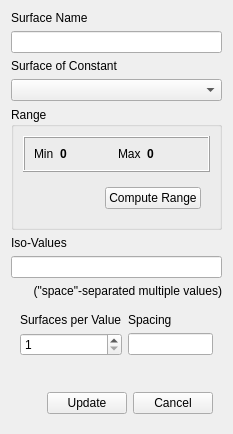
Qt form baramFlow/view/results/scaffolds/iso_surface_dialog.ui (nextfoam/baram) before a commit.
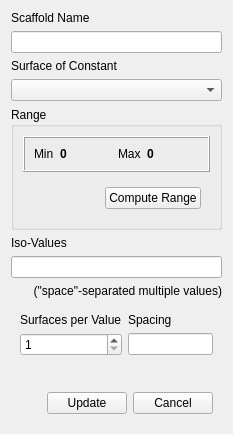
The same form after that commit. Custom widgets are drawn as their Qt base class.

```diff
--- a/baramFlow/view/results/scaffolds/iso_surface_dialog.ui
+++ b/baramFlow/view/results/scaffolds/iso_surface_dialog.ui
@@ -32,7 +32,7 @@
       <item>
        <widget class="QLabel" name="label">
         <property name="text">
-         <string>Surface Name</string>
+         <string>Scaffold Name</string>
         </property>
        </widget>
       </item>
```
